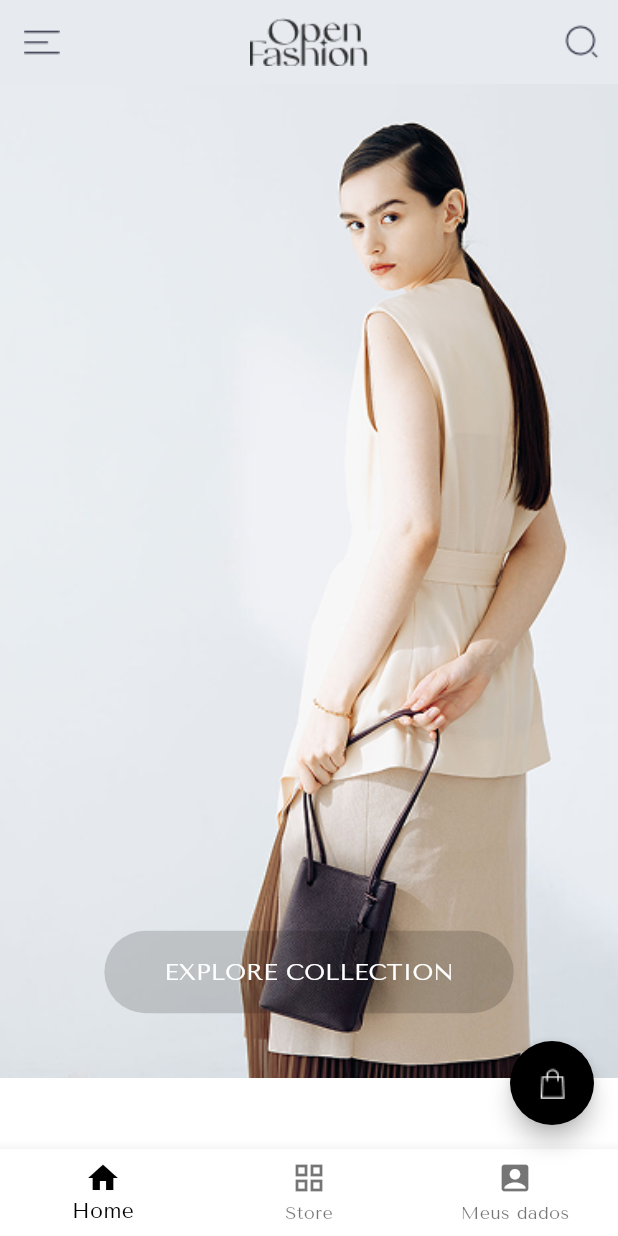
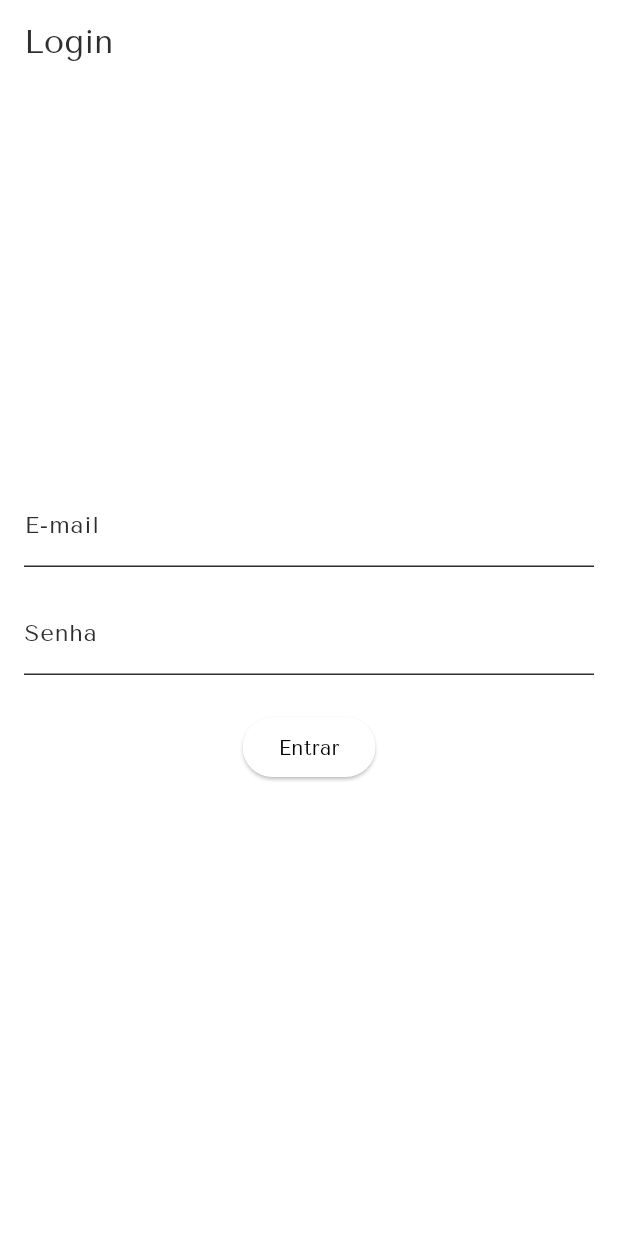
Before and after one commit to St4rThabs/Open-Fashion, a Flutter app: the screen it shows after launch, on a phone screen of 412 x 824 dp. Run offline on Flutter 3.47's test engine with Material 3 defaults, Android fonts, the phone set to English and light mode, and no system bars; our stand-ins replace firebase_auth, firebase_core; accounts and stored records are empty.

Commit message:
Adicionando funcionalidade de login e criação de usuario

```diff
--- /dev/null
+++ b/open_fashion/lib/auth/login_page.dart
@@ -0,0 +1,97 @@
+import 'package:flutter/material.dart';
+import 'package:firebase_auth/firebase_auth.dart';
+import 'package:open_fashion/pages/main_page.dart';
+
+class LoginScreen extends StatefulWidget {
+  const LoginScreen({super.key});
+
+  @override
+  State<LoginScreen> createState() => _LoginScreenState();
+}
+
+class _LoginScreenState extends State<LoginScreen> {
+  final TextEditingController _emailController = TextEditingController();
+  final TextEditingController _passwordController = TextEditingController();
+  final _formKey = GlobalKey<FormState>();
+  String _message = '';
+
+  Future<void> _login() async {
+    try {
+      final credential = await FirebaseAuth.instance.signInWithEmailAndPassword(
+        email: _emailController.text.trim(),
+        password: _passwordController.text,
+      );
+
+      // Login bem-sucedido, navega para a HomePage
+      Navigator.pushReplacement(
+        context,
+        MaterialPageRoute(builder: (context) => const Main()),
+      );
+    } on FirebaseAuthException catch (e) {
+      setState(() {
+        if (e.code == 'user-not-found') {
+          _message = 'Usuário não encontrado.';
+        } else if (e.code == 'wrong-password') {
+          _message = 'Senha incorreta.';
+        } else {
+          _message = 'Erro: ${e.message}';
+        }
+      });
+    } catch (e) {
+      setState(() {
+        _message = 'Erro inesperado: $e';
+      });
+    }
+  }
+
+  @override
+  Widget build(BuildContext context) {
+    return Scaffold(
+      appBar: AppBar(title: const Text('Login')),
+      body: Padding(
+        padding: const EdgeInsets.all(16.0),
+        child: Form(
+          key: _formKey,
+          child: Column(
+            mainAxisAlignment: MainAxisAlignment.center,
+            children: [
+              TextFormField(
+                controller: _emailController,
+                decoration: const InputDecoration(labelText: 'E-mail'),
+                validator: (value) {
+                  if (value == null || value.isEmpty) {
+                    return 'Informe um e-mail válido';
+                  }
+                  return null;
+                },
+              ),
+              const SizedBox(height: 16),
+              TextFormField(
+                controller: _passwordController,
+                decoration: const InputDecoration(labelText: 'Senha'),
+                obscureText: true,
+                validator: (value) {
+                  if (value == null || value.isEmpty) {
+                    return 'Informe a senha';
+                  }
+                  return null;
+                },
+              ),
+              const SizedBox(height: 24),
+              ElevatedButton(
+                onPressed: () {
+                  if (_formKey.currentState!.validate()) {
+                    _login();
+                  }
+                },
+                child: const Text('Entrar'),
+              ),
+              const SizedBox(height: 16),
+              Text(_message, style: const TextStyle(color: Colors.red)),
+            ],
+          ),
+        ),
+      ),
+    );
+  }
+}
--- a/open_fashion/lib/main.dart
+++ b/open_fashion/lib/main.dart
@@ -1,5 +1,8 @@
 import 'package:flutter/material.dart';
+import 'package:open_fashion/auth/login_page.dart';
+import 'package:open_fashion/auth/register_page.dart';
 import 'package:open_fashion/pages/grid_view_page.dart';
+import 'package:open_fashion/pages/main_page.dart';
 import 'package:open_fashion/theme_data/theme_settings.dart';
 import 'package:open_fashion/pages/drawer_page.dart';
 import 'package:open_fashion/widgets/header_widget.dart';
@@ -7,7 +10,16 @@ import 'package:open_fashion/widgets/float_action_button_widget.dart';
 import 'package:open_fashion/widgets/bottom_navigator_widget.dart';
 import 'package:open_fashion/pages/home_page.dart';
 
-void main() {
+import 'package:firebase_core/firebase_core.dart';
+import 'firebase_options.dart';
+
+void main() async {
+  //Conecta ao firebase
+  WidgetsFlutterBinding.ensureInitialized();
+  await Firebase.initializeApp(
+  options: DefaultFirebaseOptions.currentPlatform,
+  );
+
   runApp(MyApp());
 }
 
@@ -20,64 +32,8 @@ class MyApp extends StatelessWidget {
       title: 'Open Fashion',
       debugShowCheckedModeBanner: false,
       theme: ThemeApp.getLight(),
-      home: const Main(),
+      // home: const Main(),
+      home: LoginScreen(),
     );
   }
 }
-
-class Main extends StatefulWidget {
-  final int? categoryGrid;
-  const Main({super.key, this.categoryGrid});
-
-  @override
-  State<Main> createState() => _MainState();
-}
-
-class _MainState extends State<Main> {
-  late int _selectedIndex = 0;
-  late int? categoryId;
-
-  //Chamado uma unica vez quando o widget é carregado - Inicializa as variaveis
-  @override
-  void initState() {
-    super.initState();
-    categoryId = widget.categoryGrid;
-    _selectedIndex =
-        categoryId != null ? 1 : 0; //Define o valor inicial de _selectedIndex
-  }
-
-  //Executa quando o usuario clica em um botao do bottom nav
-  void _onItemTapped(int index) {
-    setState(() {
-      if(index == 1) {categoryId = 0;}
-      _selectedIndex = index;
-    });
-  }
-
-  @override
-  Widget build(BuildContext context) {
-    List<Widget> mainPages = [
-      const HomePage(),
-      GridViewPage(category: categoryId),
-      const Center(child: Text("Página de perfil")),
-    ];
-
-    return Scaffold(
-      drawer: DrawerWidget(),
-      appBar: Header(index: _selectedIndex),
-      body: Stack(
-        children: [
-          mainPages[_selectedIndex],
-          Align(
-            alignment: Alignment.bottomCenter,
-          ),
-        ],
-      ),
-      floatingActionButton: const FloatButton(),
-      bottomNavigationBar: BottomNav(
-        currentIndex: _selectedIndex,
-        onItemTapped: _onItemTapped,
-      ),
-    );
-  }
-}
--- a/open_fashion/lib/pages/drawer_page.dart
+++ b/open_fashion/lib/pages/drawer_page.dart
@@ -1,5 +1,6 @@
 import 'package:flutter/material.dart';
 import 'package:open_fashion/main.dart';
+import 'package:open_fashion/pages/main_page.dart';
 
 
 class DrawerWidget extends StatefulWidget {
--- a/open_fashion/lib/pages/home_page.dart
+++ b/open_fashion/lib/pages/home_page.dart
@@ -1,5 +1,6 @@
 import 'package:flutter/material.dart';
 import 'package:open_fashion/main.dart';
+import 'package:open_fashion/pages/main_page.dart';
 import 'package:open_fashion/widgets/footer_widget.dart';
 
 class HomePage extends StatefulWidget {
--- a/open_fashion/pubspec.yaml
+++ b/open_fashion/pubspec.yaml
@@ -14,6 +14,8 @@ dependencies:
     sdk: flutter
   cupertino_icons: ^1.0.8
   google_fonts: ^6.2.1
+  firebase_core: ^3.13.1
+  firebase_auth: ^5.5.4
 
 dev_dependencies:
   flutter_test:
```
Also changed, not shown: open_fashion/lib/auth/register_page.dart (added, +91 -0 lines), open_fashion/lib/pages/main_page.dart (added, +66 -0 lines), open_fashion/firebase.json (added), open_fashion/lib/firebase_options.dart (added), open_fashion/pubspec.lock.
